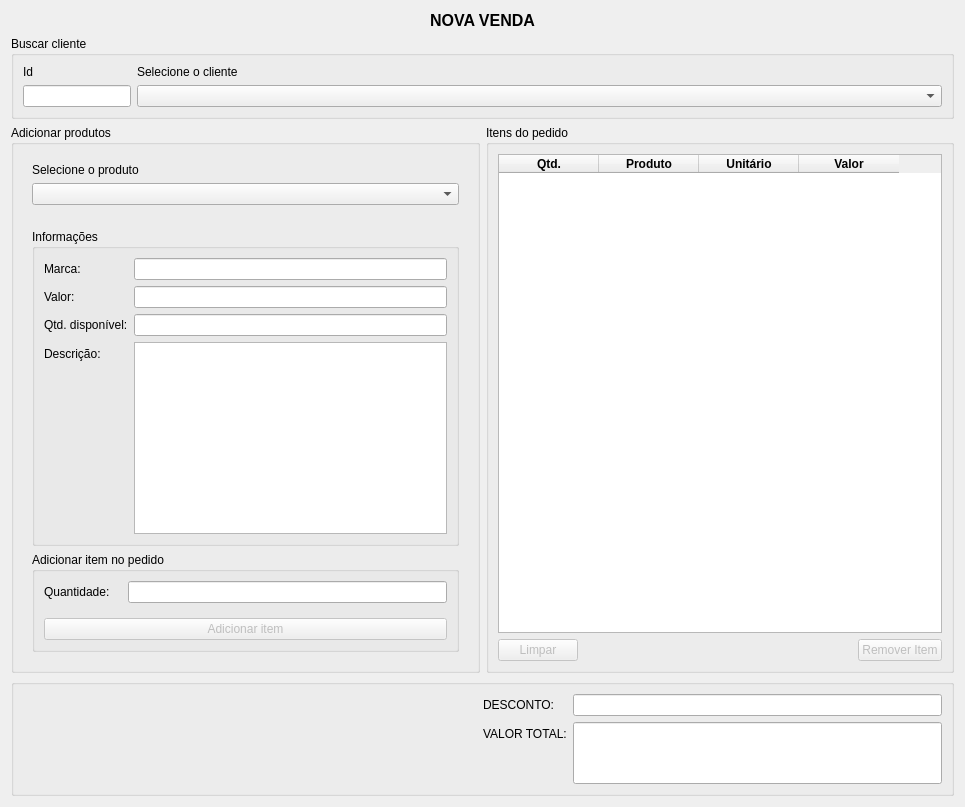
Old version of the form ui/ui_novavenda.ui in the repository adaiasreis/Projeto-MatCon.
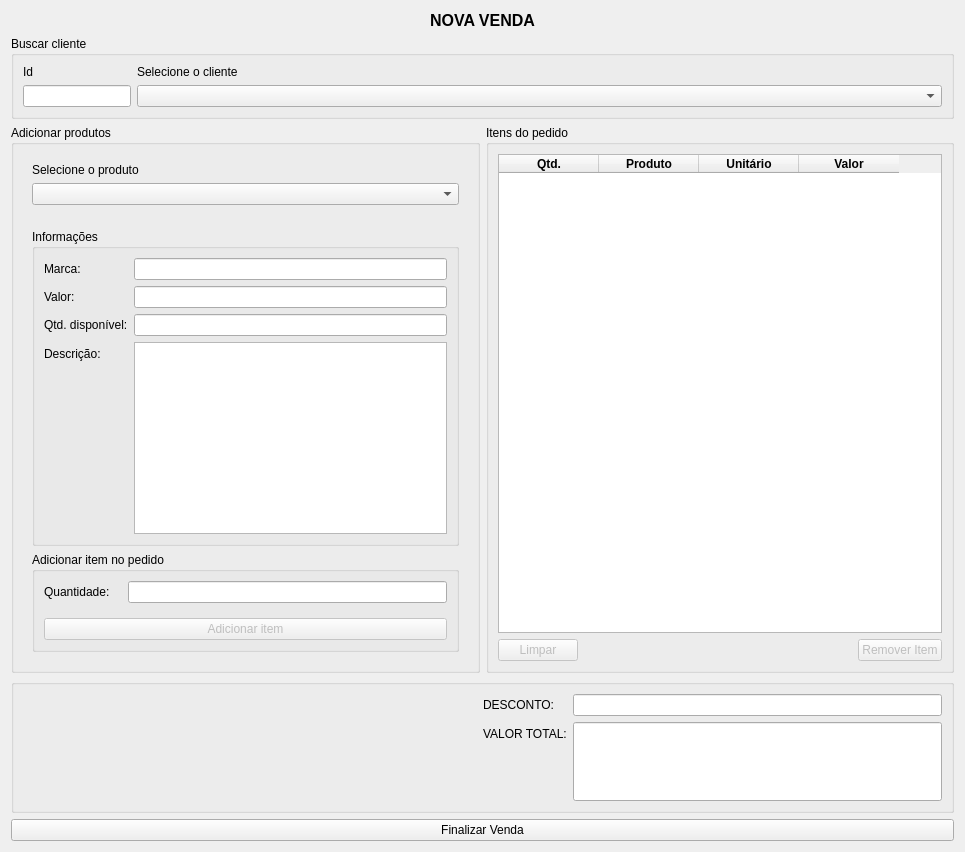
New version of the form.

Commit message: finalizando as vendas

Patch:
```diff
--- a/ui/ui_novavenda.ui
+++ b/ui/ui_novavenda.ui
@@ -7,7 +7,7 @@
     <x>0</x>
     <y>0</y>
     <width>965</width>
-    <height>807</height>
+    <height>852</height>
    </rect>
   </property>
   <property name="windowTitle">
@@ -469,6 +469,13 @@
      </layout>
     </widget>
    </item>
+   <item>
+    <widget class="QPushButton" name="finalizaVenda_btn">
+     <property name="text">
+      <string>Finalizar Venda</string>
+     </property>
+    </widget>
+   </item>
   </layout>
  </widget>
  <resources/>
```
The commit also changes 7 other files.
